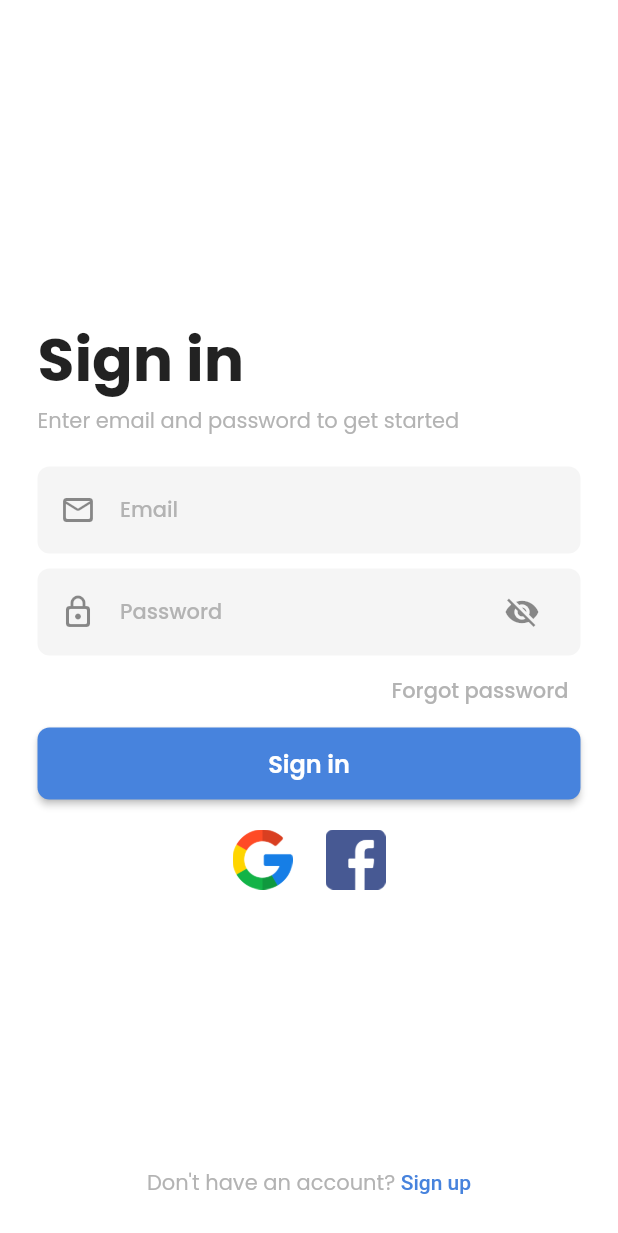
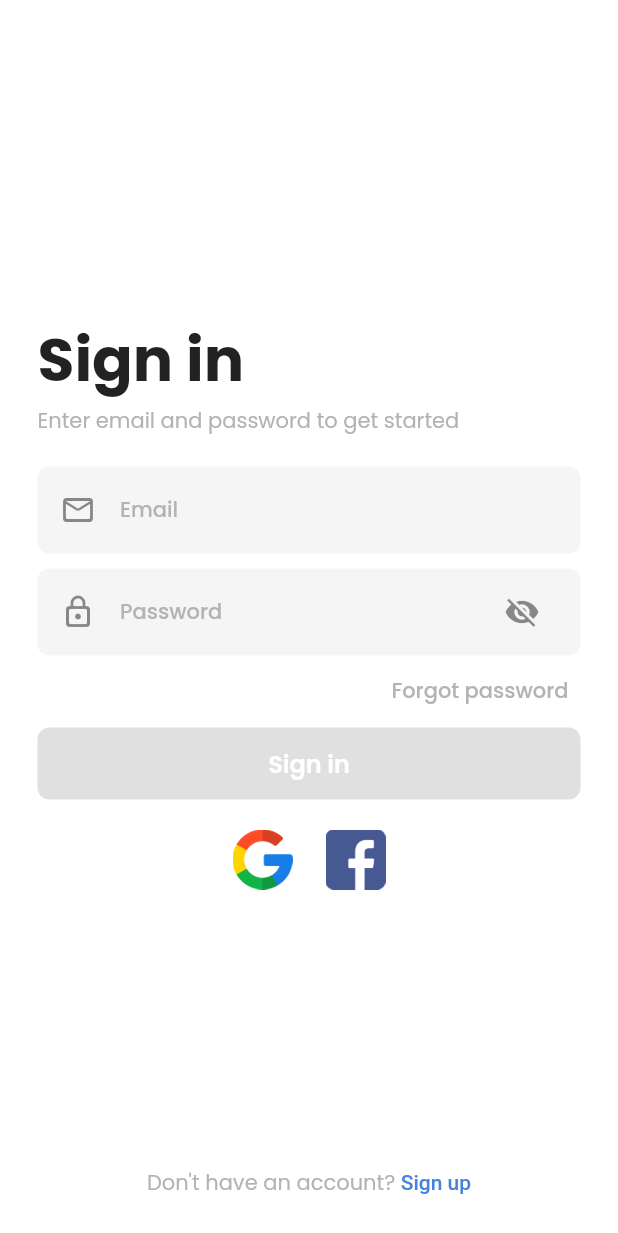
Before and after one commit to tran-haison/Covid-Overcoming, a Flutter app: the OnBoardingPage screen opened by its route, after a tap on "Start", on a phone screen of 412 x 824 dp. Shown: the top 1233 px of the screen. Run offline on Flutter 3.47's test engine with Material 2 defaults, Android fonts, the phone set to English and light mode, and no system bars; drawn by our look-alikes of oktoast; our stand-ins replace either_dart, equatable, firebase_auth, firebase_core, floor, fluro and 7 more; missing offline and left inert: sp_util; accounts and stored records are empty; generated files the repository leaves out were written again; statements that could not run were skipped.

Commit message:
feat: Add bloc builder sign in button

```diff
--- a/lib/config/route/router/auth_router.dart
+++ b/lib/config/route/router/auth_router.dart
@@ -25,7 +25,7 @@ class AuthRouter implements IRouterProvider {
   void defineRoutes(FluroRouter router) {
     // Sign-in page
     router.define(NavigatorPaths.signIn, handler: Handler(handlerFunc: (_, __) {
-      return const SignInPage();
+      return SignInPage();
     }));
 
     // Sign-up page
--- a/lib/presentation/pages/auth/signin/sign_in_page.dart
+++ b/lib/presentation/pages/auth/signin/sign_in_page.dart
@@ -1,23 +1,33 @@
+import 'package:covid_overcoming/config/di/app_module.dart';
 import 'package:covid_overcoming/config/route/router/auth_router.dart';
 import 'package:covid_overcoming/config/route/router/main_router.dart';
 import 'package:covid_overcoming/generated/l10n.dart';
+import 'package:covid_overcoming/presentation/pages/auth/signin/bloc/sign_in_bloc.dart';
+import 'package:covid_overcoming/presentation/pages/auth/signin/bloc/sign_in_event.dart';
+import 'package:covid_overcoming/presentation/pages/auth/signin/bloc/sign_in_state.dart';
 import 'package:covid_overcoming/presentation/widgets/common_buttons.dart';
 import 'package:covid_overcoming/presentation/widgets/common_gaps.dart';
 import 'package:covid_overcoming/presentation/widgets/common_text_form_field.dart';
 import 'package:covid_overcoming/presentation/widgets/common_text_styles.dart';
+import 'package:covid_overcoming/utils/extension/string_extension.dart';
 import 'package:covid_overcoming/values/constant/asset_paths.dart';
 import 'package:covid_overcoming/values/res/colors.dart';
 import 'package:covid_overcoming/values/res/dimens.dart';
 import 'package:covid_overcoming/values/res/fonts.dart';
 import 'package:flutter/gestures.dart';
 import 'package:flutter/material.dart';
+import 'package:flutter_bloc/flutter_bloc.dart';
 
 class SignInPage extends StatelessWidget {
-  const SignInPage({Key? key}) : super(key: key);
+  SignInPage({Key? key}) : super(key: key);
+
+  final SignInBloc _signInBloc = getIt<SignInBloc>();
 
   @override
   Widget build(BuildContext context) {
-    return Scaffold(
+    return BlocProvider<SignInBloc>(
+      create: (_) => _signInBloc,
+      child: Scaffold(
         body: SafeArea(
           child: Padding(
             padding: const EdgeInsets.all(Dimens.dimen25),
@@ -54,6 +64,7 @@ class SignInPage extends StatelessWidget {
             ),
           ),
         ),
+      ),
     );
   }
 
@@ -62,8 +73,8 @@ class SignInPage extends StatelessWidget {
       hintText: S.current.email,
       icon: const Icon(Icons.mail_outline_rounded),
       isPassword: false,
-      onChanged: (value) {
-        // TODO: onChange mail
+      onChanged: (email) {
+        _signInBloc.add(SignInEmailChangedEvent(email));
       },
     );
   }
@@ -73,8 +84,8 @@ class SignInPage extends StatelessWidget {
       hintText: S.current.password,
       icon: const Icon(Icons.lock_outline_rounded),
       isPassword: true,
-      onChanged: (value) {
-        // TODO: onChange password
+      onChanged: (password) {
+        _signInBloc.add(SignInPasswordChangedEvent(password));
       },
     );
   }
@@ -93,11 +104,26 @@ class SignInPage extends StatelessWidget {
   }
 
   Widget _buildSignInButton(BuildContext context) {
+    return BlocBuilder<SignInBloc, SignInState>(
+      buildWhen: (prev, curr) {
+        return prev.email != curr.email || prev.password != curr.password;
+      },
+      builder: (context, state) {
+        final email = state.email;
+        final password = state.password;
+        if (email.isValidEmail && password.isNotEmpty) {
           return CommonElevatedButton(
             text: S.current.sign_in,
             onPressed: () {
               // TODO: implement sign in
               MainRouter.goMain(context);
+            },
+          );
+        }
+        return CommonElevatedButton(
+          text: S.current.sign_in,
+          onPressed: null,
+        );
       },
     );
   }
--- a/lib/presentation/widgets/common_buttons.dart
+++ b/lib/presentation/widgets/common_buttons.dart
@@ -8,7 +8,7 @@ class CommonElevatedButton extends StatelessWidget {
   const CommonElevatedButton({
     Key? key,
     required this.text,
-    required this.onPressed,
+    this.onPressed,
     this.radius = Dimens.radius8,
     this.width,
     this.height,
@@ -18,7 +18,7 @@ class CommonElevatedButton extends StatelessWidget {
   }) : super(key: key);
 
   final String text;
-  final VoidCallback onPressed;
+  final VoidCallback? onPressed;
   final double radius;
   final double? width;
   final double? height;
@@ -37,7 +37,7 @@ class CommonElevatedButton extends StatelessWidget {
             if (states.contains(MaterialState.pressed)) {
               return buttonColor;
             } else if (states.contains(MaterialState.disabled)) {
-              return Colors.grey;
+              return const Color(0xFFE0E0E0);
             }
             return buttonColor;
           },
--- a/lib/utils/extension/string_extension.dart
+++ b/lib/utils/extension/string_extension.dart
@@ -1,11 +1,11 @@
 extension StringExtension on String {
 
-  bool isValidEmail() {
+  bool get isValidEmail {
     const pattern = r"^[a-zA-Z0-9.a-zA-Z0-9.!#$%&'*+-/=?^_`{|}~]+@[a-zA-Z0-9]+\.[a-zA-Z]+";
     return isNotEmpty && RegExp(pattern).hasMatch(this);
   }
 
-  bool isValidPassword() {
+  bool get isValidPassword {
     const pattern = r'^(?=.*?[A-Z])(?=.*?[a-z])(?=.*?[0-9])(?=.*?[!@#\$&*~]).{8,}$';
     return isNotEmpty && RegExp(pattern).hasMatch(this);
   }
```
Lines whose indentation alone changed are shown as unchanged.
